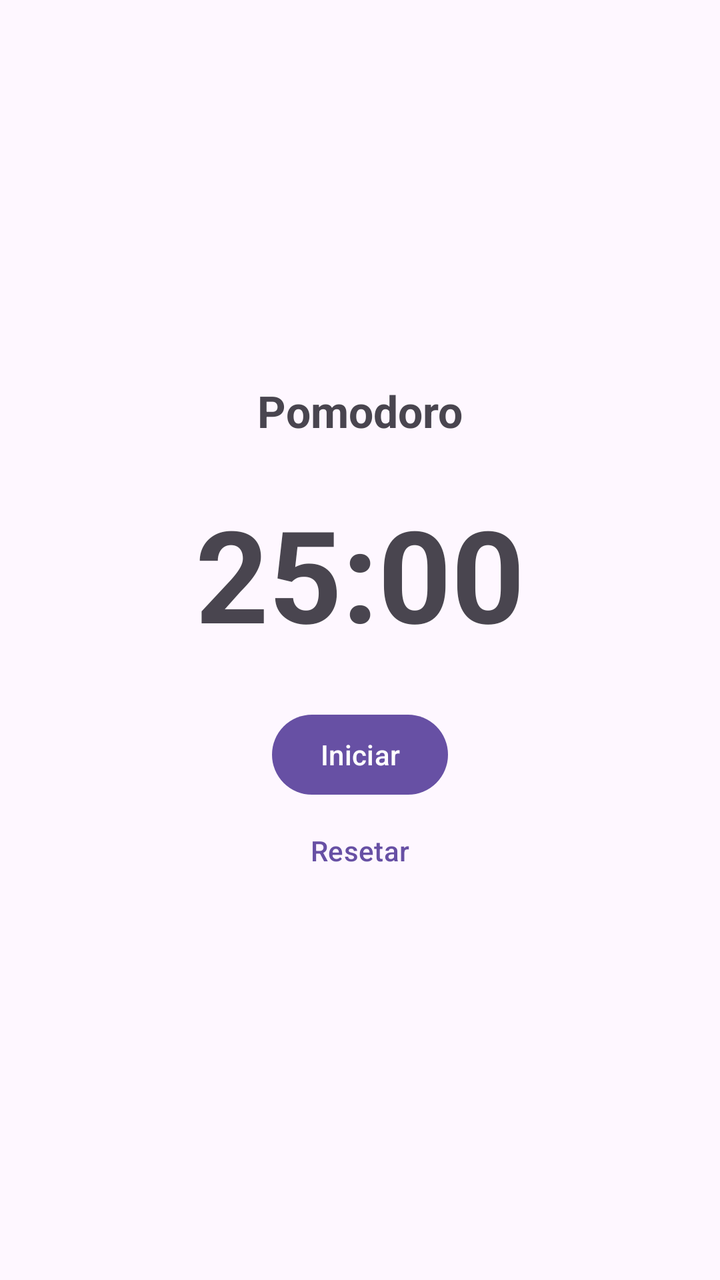
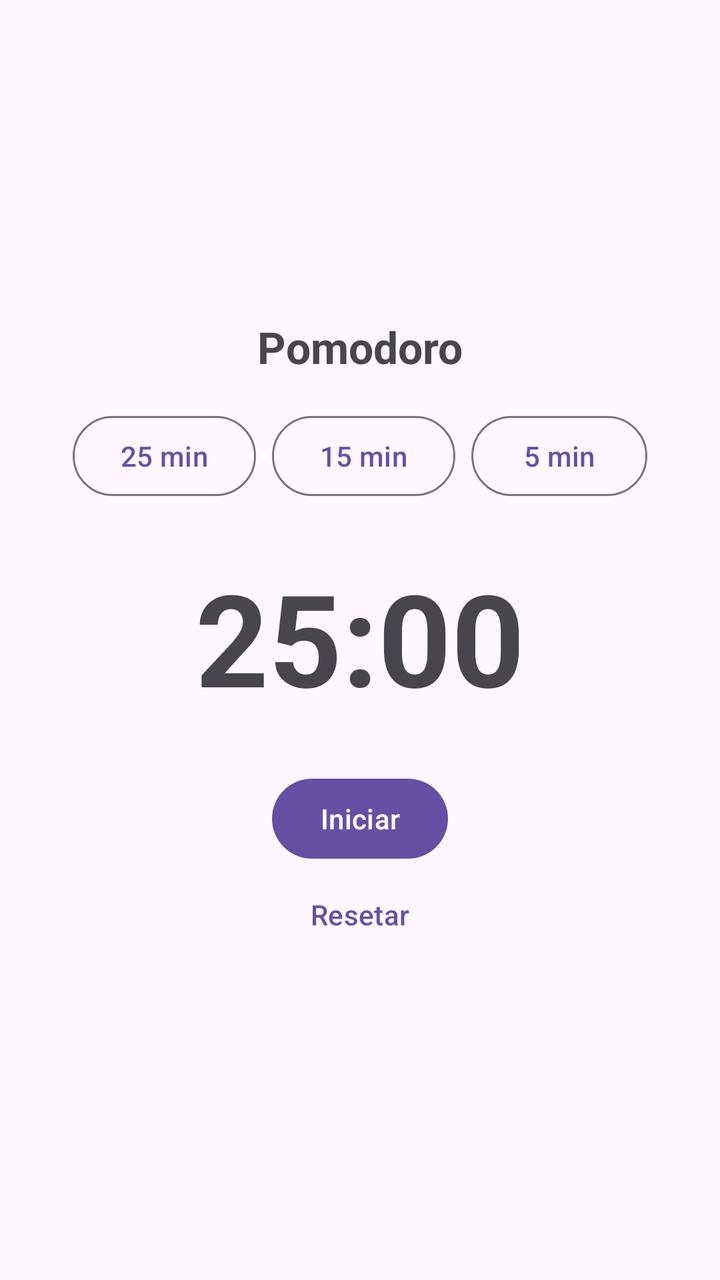

An Android layout rendered at two revisions. The XML below is the earlier revision; the diff shows what the commit changed to produce the second picture.
<!-- AndroidManifest.xml: application theme Theme.Cotidiano -->
<!-- res/layout/fragment_pomodoro.xml -->
<?xml version="1.0" encoding="utf-8"?>
<LinearLayout xmlns:android="http://schemas.android.com/apk/res/android"
    android:layout_width="match_parent"
    android:layout_height="match_parent"
    android:orientation="vertical"
    android:gravity="center"
    android:padding="24dp">

    <TextView
        android:layout_width="wrap_content"
        android:layout_height="wrap_content"
        android:text="@string/pomodoro"
        android:textSize="22sp"
        android:textStyle="bold"
        android:layout_marginBottom="24dp" />

    <TextView
        android:id="@+id/tvTimer"
        android:layout_width="wrap_content"
        android:layout_height="wrap_content"
        android:text="25:00"
        android:textSize="64sp"
        android:textStyle="bold" />

    <com.google.android.material.button.MaterialButton
        android:id="@+id/btnIniciar"
        android:layout_width="wrap_content"
        android:layout_height="wrap_content"
        android:layout_marginTop="24dp"
        android:text="@string/pomodoro_iniciar" />

    <com.google.android.material.button.MaterialButton
        android:id="@+id/btnResetar"
        style="@style/Widget.Material3.Button.TextButton"
        android:layout_width="wrap_content"
        android:layout_height="wrap_content"
        android:text="@string/pomodoro_resetar" />
</LinearLayout>
<!-- resources referenced by this layout -->
<resources>
  <string name="pomodoro">Pomodoro</string>
  <string name="pomodoro_iniciar">Iniciar</string>
  <string name="pomodoro_resetar">Resetar</string>
  <style name="Theme.Cotidiano" parent="Base.Theme.Cotidiano" />
  <style name="Base.Theme.Cotidiano" parent="Theme.Material3.DayNight.NoActionBar">
          
          
      </style>
</resources>

<!-- the commit's change to res/layout/fragment_pomodoro.xml (unified diff, before → after) -->
@@ -12,7 +12,39 @@
         android:text="@string/pomodoro"
         android:textSize="22sp"
         android:textStyle="bold"
-        android:layout_marginBottom="24dp" />
+        android:layout_marginBottom="16dp" />
+
+    
+    <LinearLayout
+        android:layout_width="wrap_content"
+        android:layout_height="wrap_content"
+        android:orientation="horizontal"
+        android:layout_marginBottom="24dp"
+        android:gravity="center">
+
+        <com.google.android.material.button.MaterialButton
+            android:id="@+id/btn25m"
+            style="@style/Widget.Material3.Button.OutlinedButton"
+            android:layout_width="wrap_content"
+            android:layout_height="wrap_content"
+            android:layout_marginEnd="8dp"
+            android:text="25 min" />
+
+        <com.google.android.material.button.MaterialButton
+            android:id="@+id/btn15m"
+            style="@style/Widget.Material3.Button.OutlinedButton"
+            android:layout_width="wrap_content"
+            android:layout_height="wrap_content"
+            android:layout_marginEnd="8dp"
+            android:text="15 min" />
+
+        <com.google.android.material.button.MaterialButton
+            android:id="@+id/btn5m"
+            style="@style/Widget.Material3.Button.OutlinedButton"
+            android:layout_width="wrap_content"
+            android:layout_height="wrap_content"
+            android:text="5 min" />
+    </LinearLayout>
 
     <TextView
         android:id="@+id/tvTimer"
